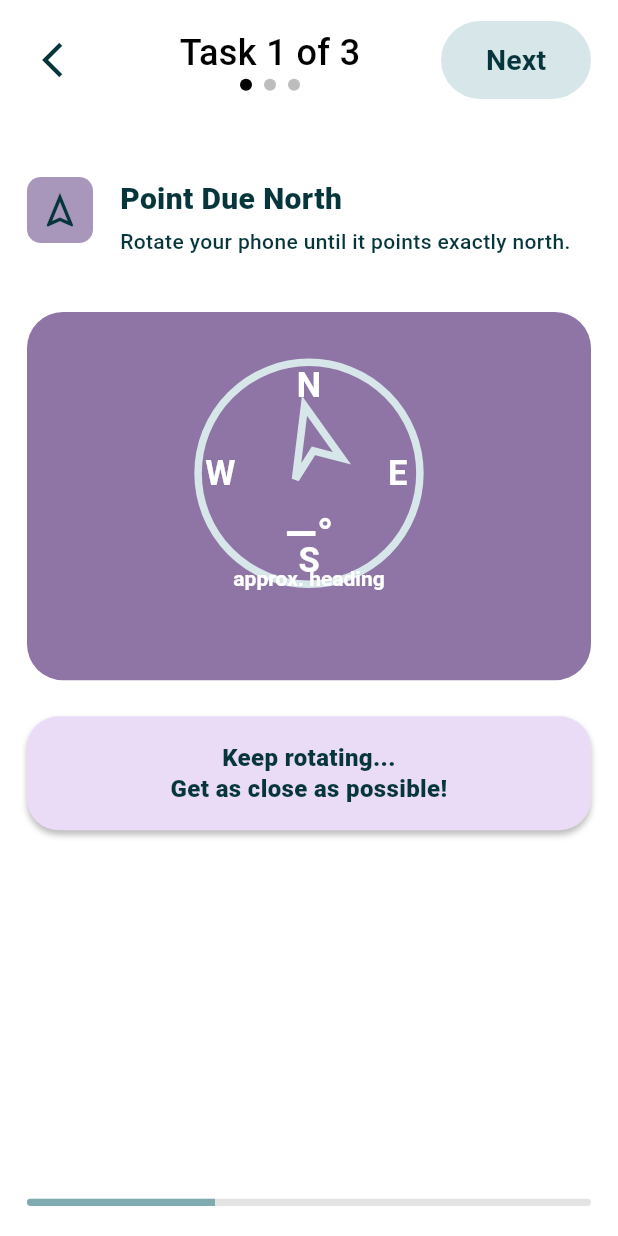
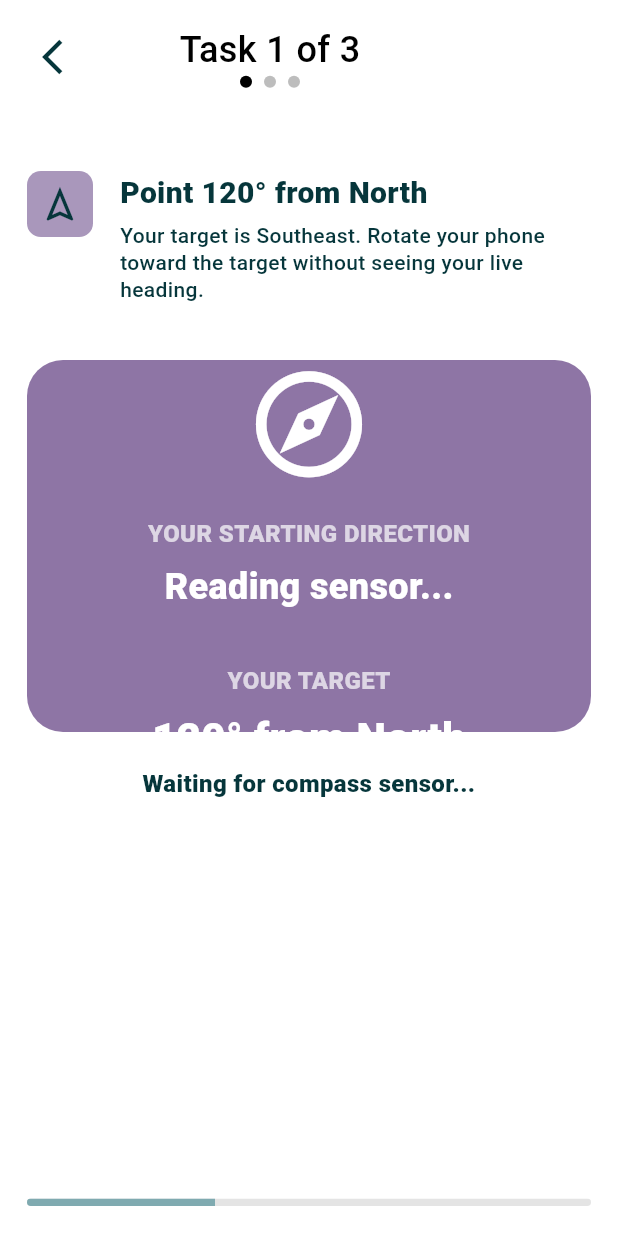
Before and after one commit to kaylamattson/csen268_final_project, a Flutter app: the ChallengePage widget shown alone on an empty page, opened directly, on a phone screen of 412 x 824 dp. Run offline on Flutter 3.47's test engine with Material 3 defaults, Android fonts, the phone set to English and light mode, and no system bars; our stand-ins replace cloud_firestore, firebase_auth, firebase_core, firebase_messaging, flutter_bloc, sensors_plus; missing offline and left inert: light; accounts and stored records are empty; network calls fail.

Commit message:
fixed nav to work

```diff
--- a/lib/screens/challenge_page.dart
+++ b/lib/screens/challenge_page.dart
@@ -1,9 +1,9 @@
+
 import 'dart:async';
 import 'dart:math' as math;
 
 import 'package:flutter/material.dart';
 import 'package:sensors_plus/sensors_plus.dart';
-import 'package:light/light.dart';
 
 import '../theme/app_colors.dart';
 import '../models/sensor_kind.dart';
@@ -16,6 +16,7 @@ import 'completion_page.dart';
 
 class ChallengePage extends StatefulWidget {
   final int initialTask;
+
   const ChallengePage({super.key, this.initialTask = 0});
 
   @override
@@ -25,138 +26,151 @@ class ChallengePage extends StatefulWidget {
 class _ChallengePageState extends State<ChallengePage> {
   late int current = widget.initialTask;
 
-  StreamSubscription<MagnetometerEvent>? _magnetometerSubscription;
-  StreamSubscription<AccelerometerEvent>? _accelerometerSubscription;
-  StreamSubscription<int>? _lightSubscription;
+  // Direction Challenge
+  static const double targetDirection = 120.0;
 
-  double? _heading;
-  double? _tiltAngle;
-  int? _lux;
-  String? _sensorError;
+  double? currentHeading;
+  double? startingHeading;
+  double? lockedHeading;
+  bool directionLocked = false;
+
+  StreamSubscription<MagnetometerEvent>? magnetometerSubscription;
+
+  String getCardinalDirection(double degrees) {
+    const directions = [
+      'North',
+      'Northeast',
+      'East',
+      'Southeast',
+      'South',
+      'Southwest',
+      'West',
+      'Northwest',
+    ];
+
+    final index = ((degrees + 22.5) ~/ 45) % 8;
+    return directions[index];
+  }
 
   @override
   void initState() {
     super.initState();
-    _startCurrentSensor();
+
+    if (current == 0) {
+      startDirectionSensor();
+    }
   }
 
-  void _stopSensors() {
-    _magnetometerSubscription?.cancel();
-    _accelerometerSubscription?.cancel();
-    _lightSubscription?.cancel();
-    _magnetometerSubscription = null;
-    _accelerometerSubscription = null;
-    _lightSubscription = null;
+
+  void startDirectionSensor() {
+    magnetometerSubscription =
+        magnetometerEventStream().listen((event) {
+      double heading =
+          math.atan2(event.y, event.x) * (180 / math.pi);
+
+      heading = (heading + 360) % 360;
+
+      if (!mounted) return;
+
+      setState(() {
+        currentHeading = heading;
+        startingHeading ??= heading;
+      });
+    });
   }
 
-  void _startCurrentSensor() {
-    _stopSensors();
-    _heading = null;
-    _tiltAngle = null;
-    _lux = null;
-    _sensorError = null;
+  void lockDirection() {
+    if (currentHeading == null || directionLocked) return;
 
-    switch (SensorKind.values[current]) {
-      case SensorKind.direction:
-        _magnetometerSubscription = magnetometerEventStream().listen(
-          (event) {
-            // Matches the existing Practice screen: raw magnetometer
-            // angle, not yet a calibrated, tilt-compensated compass heading.
-            final rawAngle = math.atan2(event.y, event.x) * 180 / math.pi;
-            final heading = (rawAngle + 360) % 360;
-            if (mounted) setState(() => _heading = heading);
-          },
-          onError: (Object error) {
-            if (mounted) setState(() => _sensorError = 'Direction sensor unavailable');
-          },
-          cancelOnError: true,
+    setState(() {
+      lockedHeading = currentHeading;
+      directionLocked = true;
+    });
+  }
+
+  double get directionError {
+    if (lockedHeading == null) return 0;
+
+    final difference =
+        (lockedHeading! - targetDirection).abs();
+
+    return math.min(difference, 360 - difference);
+  }
+
+  void nextTask() {
+    if (current == 0 && !directionLocked) return;
+
+    if (current < 2) {
+      setState(() {
+        current++;
+      });
+
+      if (current == 1) {
+        magnetometerSubscription?.cancel();
+        magnetometerSubscription = null;
+      }
+    } else {
+      Navigator.pushReplacement(
+        context,
+        MaterialPageRoute(
+          builder: (_) => const CompletionPage(),
+        ),
       );
-        break;
-      case SensorKind.tilt:
-        _accelerometerSubscription = accelerometerEventStream().listen(
-          (event) {
-            // An approximate pitch-like tilt magnitude relative to the
-            // device's Y axis. Calibrate against your emulator's Device Pose.
-            final tilt = math.atan2(
-              event.y.abs(),
-              math.sqrt(event.x * event.x + event.z * event.z),
-            ) * 180 / math.pi;
-            if (mounted) setState(() => _tiltAngle = tilt);
-          },
-          onError: (Object error) {
-            if (mounted) setState(() => _sensorError = 'Tilt sensor unavailable');
-          },
-          cancelOnError: true,
-        );
-        break;
-      case SensorKind.light:
-        try {
-          _lightSubscription = Light().lightSensorStream.listen(
-            (lux) {
-              if (mounted) setState(() => _lux = lux);
-            },
-            onError: (Object error) {
-              if (mounted) setState(() => _sensorError = 'Light sensor unavailable');
-            },
-            cancelOnError: true,
-          );
-        } catch (_) {
-          _sensorError = 'Light sensor unavailable';
-        }
-        break;
     }
   }
 
   @override
   void dispose() {
-    _stopSensors();
+    magnetometerSubscription?.cancel();
     super.dispose();
-  }
-
-  void _nextTask() {
-    if (current < SensorKind.values.length - 1) {
-      setState(() {
-        current++;
-        _startCurrentSensor();
-      });
-    } else {
-      Navigator.pushReplacement(
-        context,
-        MaterialPageRoute(builder: (_) => const CompletionPage()),
-      );
-    }
   }
 
   @override
   Widget build(BuildContext context) {
     final kind = SensorKind.values[current];
+
     return Base(
       child: Padding(
         padding: const EdgeInsets.fromLTRB(18, 14, 18, 20),
         child: Column(
           children: [
+            // Top navigation
             Row(
               children: [
                 IconButton(
                   onPressed: () => Navigator.pop(context),
-                  icon: const Icon(Icons.arrow_back_ios, color: C.ink, size: 28),
+                  icon: const Icon(
+                    Icons.arrow_back_ios,
+                    color: C.ink,
+                    size: 28,
                   ),
+                ),
+
                 Expanded(
                   child: Column(
                     children: [
-                      labelText('Task ${current + 1} of 3', color: Colors.black, size: 24),
+                      labelText(
+                        'Task ${current + 1} of 3',
+                        color: Colors.black,
+                        size: 24,
+                      ),
                       const SizedBox(height: 2),
+
                       Row(
                         mainAxisAlignment: MainAxisAlignment.center,
                         children: List.generate(
                           3,
                           (i) => Container(
-                            margin: const EdgeInsets.symmetric(horizontal: 4),
+                            margin: const EdgeInsets.symmetric(
+                              horizontal: 4,
+                            ),
                             width: 8,
                             height: 8,
                             decoration: BoxDecoration(
                               shape: BoxShape.circle,
-                              color: i == current ? Colors.black : Colors.black26,
+                              color: i == current
+                                  ? Colors.black
+                                  : Colors.black26,
                             ),
                           ),
                         ),
@@ -164,38 +178,54 @@ class _ChallengePageState extends State<ChallengePage> {
                     ],
                   ),
                 ),
+
+                // Next appears only after locking Direction.
+                if (current != 0 || directionLocked)
                   Pill(
                     text: current == 2 ? 'Done' : 'Next',
                     width: 100,
                     color: C.pale,
-                  onTap: _nextTask,
-                ),
+                    onTap: nextTask,
+                  )
+                else
+                  const SizedBox(width: 100),
               ],
             ),
+
             const SizedBox(height: 52),
+
+            // Challenge instructions
             Row(
               crossAxisAlignment: CrossAxisAlignment.start,
               children: [
                 SensorBadge(kind),
                 const SizedBox(width: 18),
+
                 Expanded(
                   child: Column(
                     crossAxisAlignment: CrossAxisAlignment.start,
                     children: [
                       heading(
                         switch (kind) {
-                          SensorKind.direction => 'Point Due North',
+                          SensorKind.direction => 'Point ${targetDirection.toStringAsFixed(0)}° from North',
                           SensorKind.tilt => 'Tilt to 45°',
                           SensorKind.light => 'Block the Light Sensor',
                         },
                         size: 20,
                       ),
+
                       const SizedBox(height: 5),
+
                       labelText(
                         switch (kind) {
-                          SensorKind.direction => 'Rotate your phone until it points exactly north.',
-                          SensorKind.tilt => 'Tilt your phone forward to exactly 45 degrees.',
-                          SensorKind.light => 'Cover the top of your phone to block the light sensor.',
+                          SensorKind.direction =>
+                            'Your target is ${getCardinalDirection(targetDirection)}. '
+                            'Rotate your phone toward the target without seeing '
+                            'your live heading.',
+                          SensorKind.tilt =>
+                            'Tilt your phone forward to exactly 45 degrees.',
+                          SensorKind.light =>
+                            'Cover the top of your phone to block the light sensor.',
                         },
                         size: 14,
                       ),
@@ -204,43 +234,88 @@ class _ChallengePageState extends State<ChallengePage> {
                 ),
               ],
             ),
+
             const SizedBox(height: 38),
+
+            // Sensor display
             Expanded(
-              child: SensorPanel(
+              child: current == 0
+                  ? buildDirectionChallenge()
+                  : SensorPanel(
                       kind: kind,
                       practice: false,
-                headingDegrees: _heading,
-                tiltAngle: _tiltAngle,
-                lux: _lux,
-                errorText: _sensorError,
                     ),
             ),
+
             const SizedBox(height: 24),
+
+            // Direction feedback
+            if (current == 0) ...[
+              if (!directionLocked) ...[
+                labelText(
+                  currentHeading == null
+                      ? 'Waiting for compass sensor...'
+                      : 'Find the target direction!\nYour current angle is hidden.',
+                  weight: FontWeight.w800,
+                  align: TextAlign.center,
+                ),
+
+                const SizedBox(height: 18),
+
+                if (currentHeading != null)
+                  Pill(
+                    text: 'Lock It In',
+                    width: 200,
+                    color: C.teal,
+                    onTap: lockDirection,
+                  ),
+              ] else
                 Container(
-              height: kind == SensorKind.direction ? 76 : 55,
+                  width: double.infinity,
+                  padding: const EdgeInsets.all(18),
+                  decoration: BoxDecoration(
+                    color: C.purplePale,
+                    borderRadius: BorderRadius.circular(21),
+                  ),
+                  child: Column(
+                    children: [
+                      heading(
+                        'Your Direction: ${lockedHeading!.toStringAsFixed(1)}°',
+                        size: 20,
+                      ),
+                      const SizedBox(height: 8),
+                      labelText(
+                        '${directionError.toStringAsFixed(1)}° off target',
+                        weight: FontWeight.w800,
+                      ),
+                    ],
+                  ),
+                ),
+            ] else
+              // Existing Tilt and Light feedback
+              Container(
+                height: 76,
                 width: double.infinity,
                 decoration: BoxDecoration(
-                color: switch (kind) {
-                  SensorKind.direction => C.purplePale,
-                  SensorKind.tilt => C.lightPink,
-                  SensorKind.light => C.limePale,
-                },
+                  color: current == 1
+                      ? C.lightPink
+                      : C.limePale,
                   borderRadius: BorderRadius.circular(21),
-                boxShadow: const [BoxShadow(color: Colors.black26, offset: Offset(0, 3), blurRadius: 3)],
                 ),
                 child: Center(
                   child: labelText(
-                  _sensorError ?? switch (kind) {
-                    SensorKind.direction => 'Keep rotating...\nGet as close as possible!',
-                    SensorKind.tilt => 'Tilt a bit more forward!',
-                    SensorKind.light => 'Keep blocking the light!',
-                  },
+                    current == 1
+                        ? 'Tilt a bit more forward!'
+                        : 'Keep blocking the light!',
                     weight: FontWeight.w800,
                     align: TextAlign.center,
                   ),
                 ),
               ),
+
             const Spacer(),
+
+            // Challenge progress
             ClipRRect(
               borderRadius: BorderRadius.circular(10),
               child: LinearProgressIndicator(
@@ -255,4 +330,107 @@ class _ChallengePageState extends State<ChallengePage> {
       ),
     );
   }
+
+  // Direction challenge panel
+
+Widget buildDirectionChallenge() {
+  return Container(
+    width: double.infinity,
+    decoration: BoxDecoration(
+      color: C.purpleDark,
+      borderRadius: BorderRadius.circular(24),
+    ),
+    child: SingleChildScrollView(
+    child: Column(
+      mainAxisAlignment: MainAxisAlignment.center,
+      children: [
+        const Icon(
+          Icons.explore_outlined,
+          color: Colors.white,
+          size: 85,
+        ),
+
+        const SizedBox(height: 20),
+
+        // Starting direction
+        labelText(
+          'YOUR STARTING DIRECTION',
+          color: Colors.white70,
+          weight: FontWeight.w800,
+        ),
+
+        const SizedBox(height: 8),
+
+        heading(
+          startingHeading == null
+              ? 'Reading sensor...'
+              : '${startingHeading!.toStringAsFixed(0)}° from North',
+          size: 24,
+          color: Colors.white,
+        ),
+
+        const SizedBox(height: 5),
+
+        if (startingHeading != null)
+          labelText(
+            'Facing ${getCardinalDirection(startingHeading!)}',
+            color: Colors.white,
+          ),
+
+        const SizedBox(height: 30),
+
+        // Target direction
+        labelText(
+          'YOUR TARGET',
+          color: Colors.white70,
+          weight: FontWeight.w800,
+        ),
+
+        const SizedBox(height: 8),
+
+        heading(
+          '${targetDirection.toStringAsFixed(0)}° from North',
+          size: 28,
+          color: Colors.white,
+        ),
+
+        const SizedBox(height: 5),
+
+        labelText(
+          getCardinalDirection(targetDirection),
+          color: Colors.white,
+          weight: FontWeight.w800,
+        ),
+
+        // Only reveal after locking in
+        if (directionLocked) ...[
+          const SizedBox(height: 30),
+
+          labelText(
+            'YOUR LOCKED DIRECTION',
+            color: Colors.white70,
+            weight: FontWeight.w800,
+          ),
+
+          const SizedBox(height: 8),
+
+          heading(
+            '${lockedHeading!.toStringAsFixed(1)}°',
+            size: 30,
+            color: Colors.white,
+          ),
+
+          const SizedBox(height: 5),
+
+          labelText(
+            'Facing ${getCardinalDirection(lockedHeading!)}',
+            color: Colors.white,
+          ),
+        ],
+      ],
+    ),
+    )
+  );
 }
+
+}
```
Lines whose indentation alone changed are shown as unchanged.
